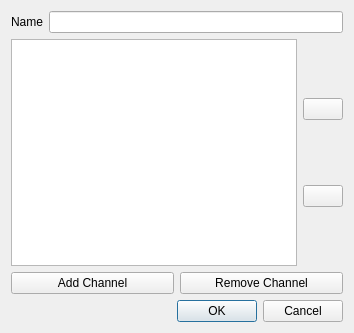
Before: the Qt Designer form src/zonedialog.ui in hmatuschek/qdmr, drawn with Qt 5.
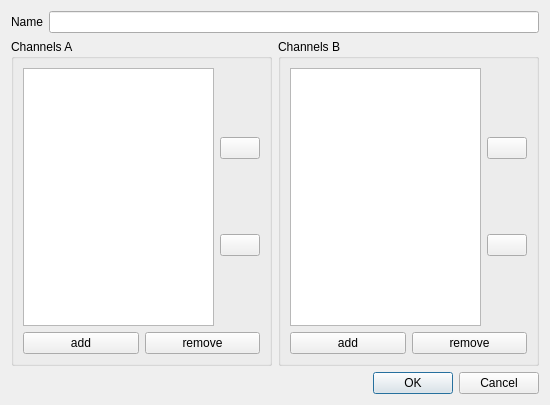
After: the same form once the commit is applied. Icons and pictures are not drawn.

What changed in the file:
```diff
--- a/src/zonedialog.ui
+++ b/src/zonedialog.ui
@@ -6,8 +6,8 @@
    <rect>
     <x>0</x>
     <y>0</y>
-    <width>354</width>
-    <height>333</height>
+    <width>550</width>
+    <height>405</height>
    </rect>
   </property>
   <property name="windowTitle">
@@ -34,50 +34,123 @@
    <item>
     <layout class="QHBoxLayout" name="horizontalLayout_2">
      <item>
-      <widget class="QListWidget" name="channelList"/>
-     </item>
-     <item>
-      <layout class="QVBoxLayout" name="verticalLayout_2">
-       <item>
-        <widget class="QPushButton" name="channelUp">
-         <property name="text">
-          <string/>
-         </property>
-         <property name="icon">
-          <iconset resource="../shared/resources.qrc">
-           <normaloff>:/icons/up.png</normaloff>:/icons/up.png</iconset>
-         </property>
-        </widget>
-       </item>
-       <item>
-        <widget class="QPushButton" name="channelDown">
-         <property name="text">
-          <string/>
-         </property>
-         <property name="icon">
-          <iconset resource="../shared/resources.qrc">
-           <normaloff>:/icons/down.png</normaloff>:/icons/down.png</iconset>
-         </property>
-        </widget>
-       </item>
-      </layout>
-     </item>
-    </layout>
-   </item>
-   <item>
-    <layout class="QHBoxLayout" name="horizontalLayout_3">
-     <item>
-      <widget class="QPushButton" name="addChannel">
-       <property name="text">
-        <string>Add Channel</string>
+      <widget class="QGroupBox" name="groupBox">
+       <property name="title">
+        <string>Channels A</string>
        </property>
+       <layout class="QVBoxLayout" name="verticalLayout_2">
+        <item>
+         <layout class="QHBoxLayout" name="horizontalLayout_3">
+          <item>
+           <widget class="QListWidget" name="channelListA"/>
+          </item>
+          <item>
+           <layout class="QVBoxLayout" name="verticalLayout_6">
+            <item>
+             <widget class="QPushButton" name="channelAUp">
+              <property name="text">
+               <string/>
+              </property>
+              <property name="icon">
+               <iconset resource="../shared/resources.qrc">
+                <normaloff>:/icons/up.png</normaloff>:/icons/up.png</iconset>
+              </property>
+             </widget>
+            </item>
+            <item>
+             <widget class="QPushButton" name="channelADown">
+              <property name="text">
+               <string/>
+              </property>
+              <property name="icon">
+               <iconset resource="../shared/resources.qrc">
+                <normaloff>:/icons/down.png</normaloff>:/icons/down.png</iconset>
+              </property>
+             </widget>
+            </item>
+           </layout>
+          </item>
+         </layout>
+        </item>
+        <item>
+         <layout class="QHBoxLayout" name="horizontalLayout_4">
+          <item>
+           <widget class="QPushButton" name="addChannelA">
+            <property name="text">
+             <string>add</string>
+            </property>
+           </widget>
+          </item>
+          <item>
+           <widget class="QPushButton" name="remChannelA">
+            <property name="text">
+             <string>remove</string>
+            </property>
+           </widget>
+          </item>
+         </layout>
+        </item>
+       </layout>
       </widget>
      </item>
      <item>
-      <widget class="QPushButton" name="remChannel">
-       <property name="text">
-        <string>Remove Channel</string>
+      <widget class="QGroupBox" name="groupBox_2">
+       <property name="title">
+        <string>Channels B</string>
        </property>
+       <layout class="QVBoxLayout" name="verticalLayout_4">
+        <item>
+         <layout class="QHBoxLayout" name="horizontalLayout_6">
+          <item>
+           <widget class="QListWidget" name="channelListB"/>
+          </item>
+          <item>
+           <layout class="QVBoxLayout" name="verticalLayout_5">
+            <item>
+             <widget class="QPushButton" name="channelBUp">
+              <property name="text">
+               <string/>
+              </property>
+              <property name="icon">
+               <iconset resource="../shared/resources.qrc">
+                <normaloff>:/icons/up.png</normaloff>:/icons/up.png</iconset>
+              </property>
+             </widget>
+            </item>
+            <item>
+             <widget class="QPushButton" name="channelBDown">
+              <property name="text">
+               <string/>
+              </property>
+              <property name="icon">
+               <iconset resource="../shared/resources.qrc">
+                <normaloff>:/icons/down.png</normaloff>:/icons/down.png</iconset>
+              </property>
+             </widget>
+            </item>
+           </layout>
+          </item>
+         </layout>
+        </item>
+        <item>
+         <layout class="QHBoxLayout" name="horizontalLayout_5">
+          <item>
+           <widget class="QPushButton" name="addChannelB">
+            <property name="text">
+             <string>add</string>
+            </property>
+           </widget>
+          </item>
+          <item>
+           <widget class="QPushButton" name="remChannelB">
+            <property name="text">
+             <string>remove</string>
+            </property>
+           </widget>
+          </item>
+         </layout>
+        </item>
+       </layout>
       </widget>
      </item>
     </layout>
```
